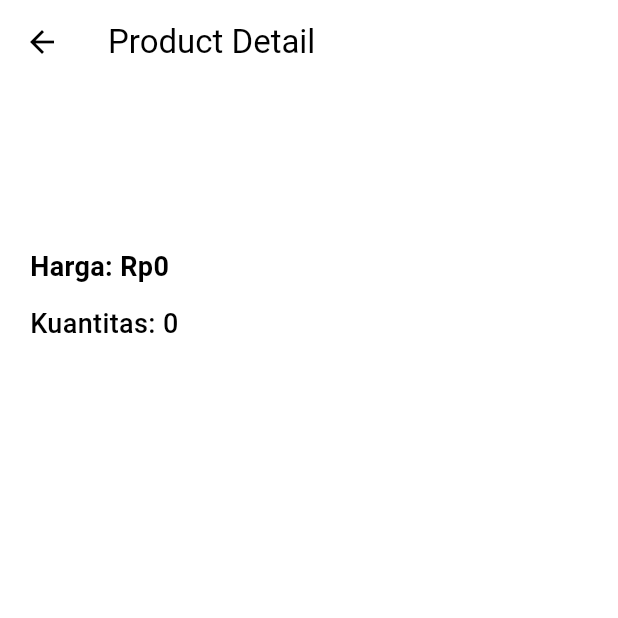
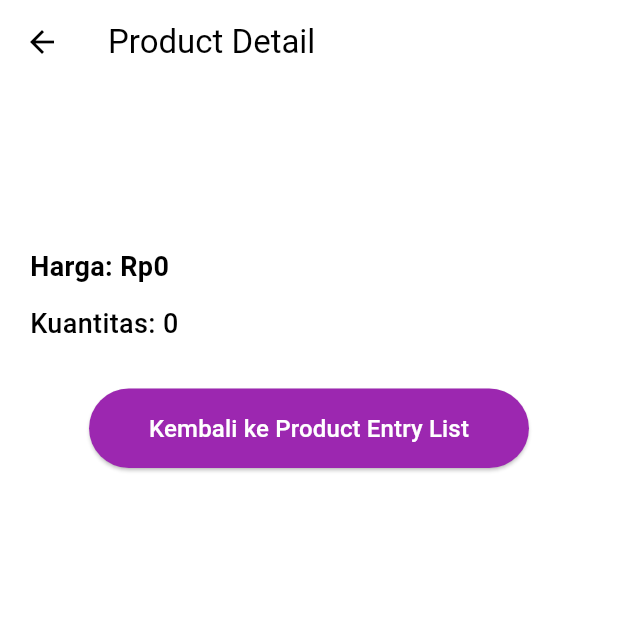
Before and after one commit to gilbertkristiaan/wearwise-mobile, a Flutter app: the ProductDetailPage screen opened directly with empty values, on a phone screen of 412 x 824 dp, the top half of it. Run offline on Flutter 3.47's test engine with Material 3 defaults, Android fonts, the phone set to English and light mode, and no system bars; missing offline and left inert: pbp_django_auth.

Commit message:
tugas 9 selesai

```diff
--- a/lib/screens/productdetail.dart
+++ b/lib/screens/productdetail.dart
@@ -11,6 +11,12 @@ class ProductDetailPage extends StatelessWidget {
     return Scaffold(
       appBar: AppBar(
         title: const Text('Product Detail'),
+        leading: IconButton(
+          icon: const Icon(Icons.arrow_back),
+          onPressed: () {
+            Navigator.pop(context);
+          },
+        ),
       ),
       body: SingleChildScrollView(
         padding: const EdgeInsets.all(20.0),
@@ -48,6 +54,25 @@ class ProductDetailPage extends StatelessWidget {
                 fontWeight: FontWeight.w500,
               ),
             ),
+            const SizedBox(height: 30),
+            Center(
+              child: ElevatedButton(
+                onPressed: () {
+                  Navigator.pop(context);
+                },
+                style: ElevatedButton.styleFrom(
+                  padding: const EdgeInsets.symmetric(horizontal: 40, vertical: 15),
+                  backgroundColor: Colors.purple,
+                ),
+                child: const Text(
+                  'Kembali ke Product Entry List',
+                  style: TextStyle(
+                    fontSize: 16,
+                    color: Colors.white,
+                  ),
+                ),
+              ),
+            ),
           ],
         ),
       ),
```
